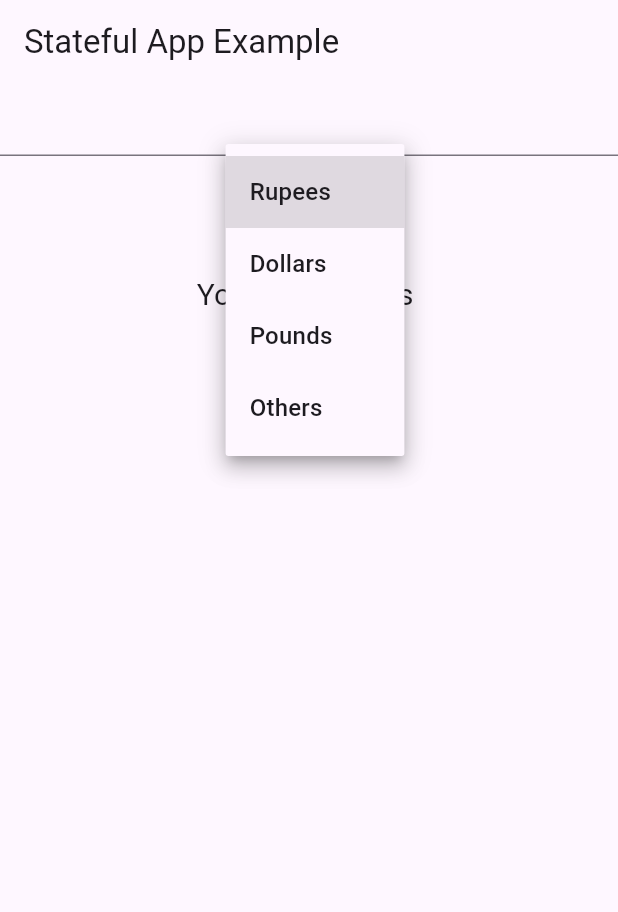
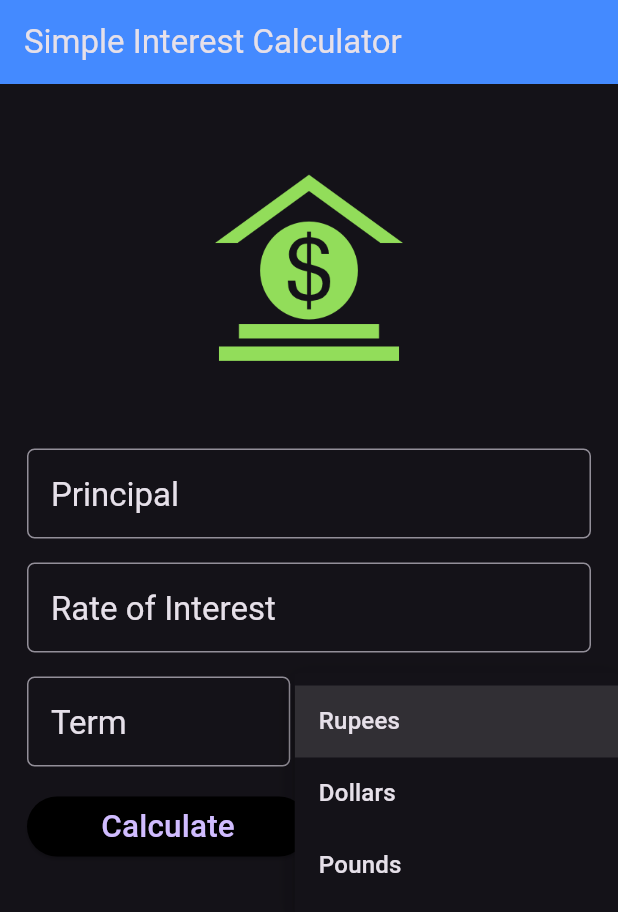
Before and after one commit to Shreyashi36/simple-interest-calculator, a Flutter app: the screen it shows after launch, after a tap on "Rupees", on a phone screen of 412 x 824 dp. Shown: the top 912 px of the screen. Run offline on Flutter 3.47's test engine with Material 3 defaults, Android fonts, the phone set to English and light mode, and no system bars.

Commit message:
made a simple interest calculator

```diff
--- a/lib/main.dart
+++ b/lib/main.dart
@@ -1,71 +1,211 @@
-import 'package:flutter/material.dart';
+import 'package:flutter/material.dart ';
+import 'package:flutter/rendering.dart';
 
 void main(){
   runApp(
     MaterialApp(
-      title: "Stateful App Example",
-      home: FavCity(),
       debugShowCheckedModeBanner: false,
+      title: "Simple Interest Calculator",
+      home: SIForm(),
+      theme: ThemeData(
+        brightness: Brightness.dark,
+        primaryColor: Colors.indigo,
+        // colorScheme: ColorScheme.fromSwatch().copyWith(
+        // secondary: Colors.indigoAccent,
+      ),
     )
   );
 }
-class FavCity extends StatefulWidget{
+
+class SIForm extends StatefulWidget{
+
   @override
   State<StatefulWidget> createState(){
-    return _FavCityState();
+    return _SIFormState();
   }
 }
 
-class _FavCityState extends State<FavCity>{
-  String nameCity = "";
-  var _currencies = ['Rupees', 'Dollars', 'Pounds', 'Others'];
-  var _currentItemSelected = 'Rupees';
+class _SIFormState extends State<SIForm>{
+
+  var _currencies = ['Rupees', 'Dollars', 'Pounds'];
+  final _minimumPadding = 5.0;
+  var _currentItemSelected = '';
+
+  @override
+  void initState(){
+    super.initState();
+    _currentItemSelected = _currencies[0];
+  }
+
+  TextEditingController principalController = TextEditingController();
+  TextEditingController roiController = TextEditingController();
+  TextEditingController termController = TextEditingController();
+
+  var displayResult = '';
+
+
   @override
   Widget build(BuildContext context) {
-    debugPrint("FavCity widget is created");
+
+    TextStyle textStyle = Theme.of(context).textTheme.titleLarge!;
+
+
     return Scaffold(
+      resizeToAvoidBottomInset: false,
       appBar: AppBar(
-        title: Text("Stateful App Example")
+        title: Text("Simple Interest Calculator"),
+        backgroundColor: Colors.blueAccent,
       ),
       body: Container(
-        child: Column(children: [
-          TextField(
-            onChanged: (String userInput){
-              setState(() {
-                nameCity = userInput;
-                debugPrint("setState is called, widget is re-rendered");
-              });
-            nameCity = userInput;
-            },
+        margin: EdgeInsets.all(_minimumPadding * 2),
+        child: Column(
+          children: [
+            getImageAsset(),
+
+
+          Padding(
+            padding: const EdgeInsets.all(8.0),
+            child: TextField(
+              keyboardType: TextInputType.number,
+              style: textStyle,
+              controller: principalController,
+              decoration: InputDecoration(
+                labelText: 'Principal',
+                hintText: 'Enter Principal e.g. 50000',
+                labelStyle: textStyle,
+                border: OutlineInputBorder(
+                  borderRadius: BorderRadius.circular(5.0),
+                )
               ),
-          DropdownButton(
-            items: _currencies.map((String dropDownStringItem){
+            ),
+          ),
+
+           Padding(
+             padding: const EdgeInsets.all(8.0),
+             child: TextField(
+              keyboardType: TextInputType.number,
+              controller: roiController,
+              style: textStyle,
+              decoration: InputDecoration(
+                labelText: 'Rate of Interest',
+                hintText: 'Enter Rate of Interest e.g. 10',
+                labelStyle: textStyle,
+                border: OutlineInputBorder(
+                  borderRadius: BorderRadius.circular(5.0),
+                )
+              ),
+            ),
+           ),
+
+           Padding(
+             padding: const EdgeInsets.all(8.0),
+             child: Row(children:
+             [
+              Expanded(child: TextField(
+                keyboardType: TextInputType.number,
+                controller: termController,
+                style: textStyle,
+                decoration: InputDecoration(
+                  labelText: 'Term',
+                  hintText: 'Enter Term e.g. 5',
+                  labelStyle: textStyle,
+                  border: OutlineInputBorder(
+                    borderRadius: BorderRadius.circular(5.0),
+                  )
+                ),
+              )),
+              Container(
+                width: _minimumPadding * 5,
+
+              ),
+              Expanded( child: DropdownButton<String>(
+                items: _currencies.map((String value){
                   return DropdownMenuItem<String>(
-                value: dropDownStringItem,
-                child: Text(dropDownStringItem),
+                    value: value,
+                    child: Text(value),
                   );
                 }).toList(),
                 onChanged: (String? newValueSelected){
-              //code to execute, when a menu item is selected
+                  // Your code to execute, when a menu item is selected from dropdown
                   setState(() {
                     this._currentItemSelected = newValueSelected!;
                   });
                 },
                 value: _currentItemSelected,
-          ),
+                )
+                )
 
 
 
+             ],),
+           ),
+          //Calculate and Reset Button
            Padding(
-            padding: const EdgeInsets.all(30.0),
-            child: Text(
-              "Your best city is $nameCity",
-              style: TextStyle(fontSize: 20.0),
+             padding: const EdgeInsets.all(8.0),
+             child: Row(children: [
+              Expanded(
+                child: ElevatedButton(
+                  style: ElevatedButton.styleFrom(
+                    backgroundColor: Theme.of(context).primaryColorDark,
                   ),
+                  // ignore: deprecated_member_use
+                  child: Text('Calculate', textScaleFactor: 1.5,),
+                  onPressed: (){
+                    setState(() {
+                      this.displayResult = _calculateTotalReturns();
+                    });
+                  }
+                  )),
+
+              Expanded(
+                child: ElevatedButton(
+                  style: ElevatedButton.styleFrom(
+                    backgroundColor: Theme.of(context).primaryColorLight,
+                  ),
+                  // ignore: deprecated_member_use
+                  child: Text('Reset', textScaleFactor: 1.5,),
+                  onPressed: (){
+                    _reset();
+                  }
+                  ))
+
+             ],),
+           ),
+           Padding(padding: EdgeInsets.all(_minimumPadding * 2),
+           child: Text(this.displayResult, style: textStyle,)
+
            )
-        ]),
-      )
+          ],
+        ),
+      ),
     );
   }
-  //build method
+
+  Widget getImageAsset(){
+    AssetImage assetImage = AssetImage('assets/images/money.png');
+    Image image = Image(image: assetImage, width: 125.0, height: 125.0,);
+    return Container(child: image, margin: EdgeInsets.all(_minimumPadding * 10),);
   }
+  String _calculateTotalReturns() {
+    double principal = double.parse(principalController.text);
+    double roi = double.parse(roiController.text);
+    double term = double.parse(termController.text);
+
+    double totalAmountPayable = principal + (principal * roi * term) / 100;
+
+    String result = 'After $term years, your investment will be worth $totalAmountPayable $_currentItemSelected';
+    return result;
+  }
+
+void _reset(){
+  principalController.text = '';
+  roiController.text = '';
+  termController.text = '';
+  displayResult = '';
+  _currentItemSelected = _currencies[0];
+
+}
+
+
+
+}
--- a/pubspec.yaml
+++ b/pubspec.yaml
@@ -58,8 +58,8 @@ flutter:
   uses-material-design: true
 
   # To add assets to your application, add an assets section, like this:
-  # assets:
-  #   - assets/images/plane.jpg
+  assets:
+    - assets/images/money.png
     # - images/a_dot_ham.jpeg
 
   # An image asset can refer to one or more resolution-specific "variants", see
```
Also changed, not shown: assets/images/money.png (added). Lines whose indentation alone changed are shown as unchanged.
